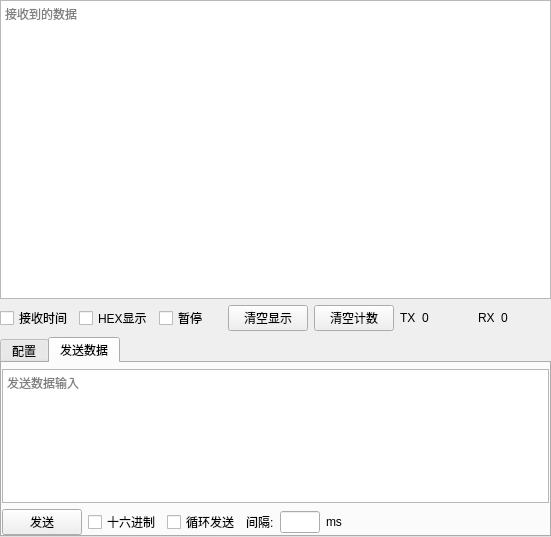
Old version of the form UI/TCPServer.ui in the repository BeiChenYx/NetDebug.
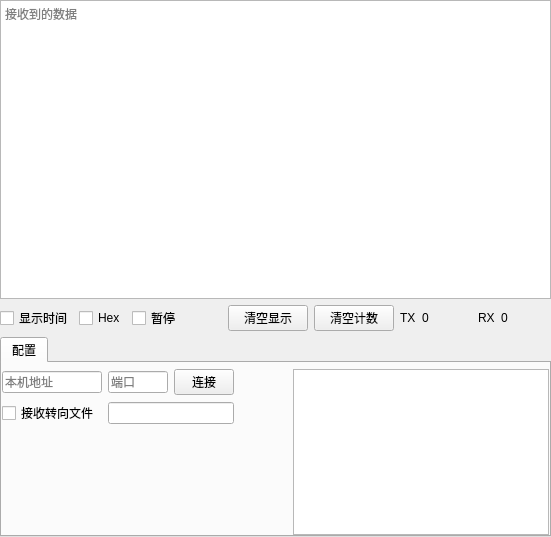
New version of the form.

The edit to the form file:
```diff
--- a/UI/TCPServer.ui
+++ b/UI/TCPServer.ui
@@ -29,6 +29,13 @@
    <property name="bottomMargin">
     <number>0</number>
    </property>
+   <item row="0" column="0">
+    <widget class="QTextEdit" name="textEdit">
+     <property name="placeholderText">
+      <string>接收到的数据</string>
+     </property>
+    </widget>
+   </item>
    <item row="1" column="0">
     <layout class="QHBoxLayout" name="horizontalLayout_2">
      <property name="spacing">
@@ -40,14 +47,14 @@
      <item>
       <widget class="QCheckBox" name="checkBox_Display_Time">
        <property name="text">
-        <string>接收时间</string>
+        <string>显示时间</string>
        </property>
       </widget>
      </item>
      <item>
       <widget class="QCheckBox" name="checkBox_Display_Hex">
        <property name="text">
-        <string>HEX显示</string>
+        <string>Hex</string>
        </property>
       </widget>
      </item>
@@ -152,13 +159,13 @@
       </size>
      </property>
      <property name="currentIndex">
-      <number>1</number>
+      <number>0</number>
      </property>
      <widget class="QWidget" name="tab">
       <attribute name="title">
        <string>配置</string>
       </attribute>
-      <layout class="QVBoxLayout" name="verticalLayout">
+      <layout class="QGridLayout" name="gridLayout_3">
        <property name="leftMargin">
         <number>0</number>
        </property>
@@ -171,9 +178,9 @@
        <property name="bottomMargin">
         <number>0</number>
        </property>
-       <item>
-        <layout class="QHBoxLayout" name="horizontalLayout_6">
-         <item>
+       <item row="0" column="0">
+        <layout class="QGridLayout" name="gridLayout_2">
+         <item row="0" column="0">
           <widget class="QLineEdit" name="lineEdit_IP">
            <property name="maximumSize">
             <size>
@@ -189,7 +196,7 @@
            </property>
           </widget>
          </item>
-         <item>
+         <item row="0" column="1">
           <widget class="QLineEdit" name="lineEdit_Port">
            <property name="maximumSize">
             <size>
@@ -202,62 +209,62 @@
            </property>
           </widget>
          </item>
-         <item>
+         <item row="0" column="2">
           <widget class="QPushButton" name="pushButton_Connect">
+           <property name="maximumSize">
+            <size>
+             <width>60</width>
+             <height>16777215</height>
+            </size>
+           </property>
            <property name="text">
             <string>连接</string>
            </property>
           </widget>
          </item>
-         <item>
-          <spacer name="horizontalSpacer_3">
-           <property name="orientation">
-            <enum>Qt::Horizontal</enum>
-           </property>
-           <property name="sizeHint" stdset="0">
-            <size>
-             <width>40</width>
-             <height>20</height>
-            </size>
-           </property>
-          </spacer>
-         </item>
-        </layout>
-       </item>
-       <item>
-        <layout class="QHBoxLayout" name="horizontalLayout">
-         <property name="spacing">
-          <number>6</number>
-         </property>
-         <item>
+         <item row="1" column="0">
           <widget class="QCheckBox" name="checkBox_Recv_To_File">
            <property name="text">
             <string>接收转向文件</string>
            </property>
           </widget>
          </item>
-         <item>
-          <widget class="QLineEdit" name="lineEdit_Recv_File_Path"/>
-         </item>
-         <item>
-          <spacer name="horizontalSpacer">
-           <property name="orientation">
-            <enum>Qt::Horizontal</enum>
-           </property>
-           <property name="sizeHint" stdset="0">
+         <item row="1" column="1" colspan="2">
+          <widget class="QLineEdit" name="lineEdit_Recv_File_Path">
+           <property name="maximumSize">
             <size>
-             <width>40</width>
-             <height>20</height>
+             <width>200</width>
+             <height>16777215</height>
             </size>
            </property>
-          </spacer>
-         </item>
-         <item>
-          <layout class="QHBoxLayout" name="horizontalLayout_4"/>
+          </widget>
          </item>
         </layout>
        </item>
-       <item>
+       <item row="0" column="1">
+        <spacer name="horizontalSpacer">
+         <property name="orientation">
+          <enum>Qt::Horizontal</enum>
+         </property>
+         <property name="sizeHint" stdset="0">
+          <size>
+           <width>42</width>
+           <height>20</height>
+          </size>
+         </property>
+        </spacer>
+       </item>
+       <item row="0" column="2" rowspan="2">
+        <widget class="QListWidget" name="listWidget">
+         <property name="statusTip">
+          <string>连接的客户端</string>
+         </property>
+         <property name="whatsThis">
+          <string>连接的客户端</string>
+         </property>
+        </widget>
+       </item>
+       <item row="1" column="0">
         <spacer name="verticalSpacer">
          <property name="orientation">
           <enum>Qt::Vertical</enum>
@@ -272,103 +279,6 @@
        </item>
       </layout>
      </widget>
-     <widget class="QWidget" name="tab_2">
-      <attribute name="title">
-       <string>发送数据</string>
-      </attribute>
-      <layout class="QGridLayout" name="gridLayout_5">
-       <property name="leftMargin">
-        <number>0</number>
-       </property>
-       <property name="topMargin">
-        <number>6</number>
-       </property>
-       <property name="rightMargin">
-        <number>0</number>
-       </property>
-       <property name="bottomMargin">
-        <number>0</number>
-       </property>
-       <item row="0" column="0">
-        <widget class="QTextEdit" name="textEdit_send">
-         <property name="placeholderText">
-          <string>发送数据输入</string>
-         </property>
-        </widget>
-       </item>
-       <item row="1" column="0">
-        <layout class="QHBoxLayout" name="horizontalLayout_5">
-         <item>
-          <widget class="QPushButton" name="pushButton_send">
-           <property name="text">
-            <string>发送</string>
-           </property>
-          </widget>
-         </item>
-         <item>
-          <widget class="QCheckBox" name="checkBox_hex">
-           <property name="text">
-            <string>十六进制</string>
-           </property>
-          </widget>
-         </item>
-         <item>
-          <widget class="QCheckBox" name="checkBox_times">
-           <property name="text">
-            <string>循环发送</string>
-           </property>
-          </widget>
-         </item>
-         <item>
-          <widget class="QLabel" name="label">
-           <property name="text">
-            <string>间隔:</string>
-           </property>
-          </widget>
-         </item>
-         <item>
-          <widget class="QLineEdit" name="lineEdit_times">
-           <property name="maximumSize">
-            <size>
-             <width>40</width>
-             <height>16777215</height>
-            </size>
-           </property>
-          </widget>
-         </item>
-         <item>
-          <widget class="QLabel" name="label_2">
-           <property name="text">
-            <string>ms</string>
-           </property>
-          </widget>
-         </item>
-         <item>
-          <spacer name="horizontalSpacer_2">
-           <property name="orientation">
-            <enum>Qt::Horizontal</enum>
-           </property>
-           <property name="sizeHint" stdset="0">
-            <size>
-             <width>133</width>
-             <height>20</height>
-            </size>
-           </property>
-          </spacer>
-         </item>
-        </layout>
-       </item>
-      </layout>
-      <zorder></zorder>
-      <zorder>textEdit_send</zorder>
-     </widget>
-    </widget>
-   </item>
-   <item row="0" column="0">
-    <widget class="QTextEdit" name="textEdit">
-     <property name="placeholderText">
-      <string>接收到的数据</string>
-     </property>
     </widget>
    </item>
   </layout>
```
